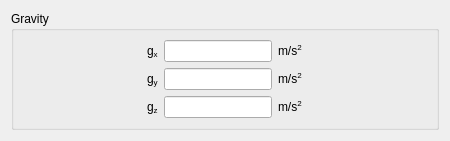
Above: gui/Pages/BodyForcesForm.ui from code-saturne/code_saturne before the change. Below: the same form after it.
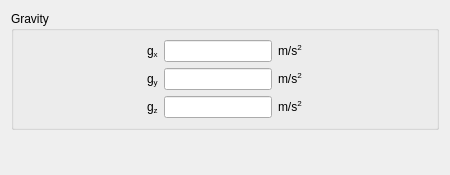
That is the form after the change.

```diff
--- a/gui/Pages/BodyForcesForm.ui
+++ b/gui/Pages/BodyForcesForm.ui
@@ -7,7 +7,7 @@
     <x>0</x>
     <y>0</y>
     <width>450</width>
-    <height>130</height>
+    <height>175</height>
    </rect>
   </property>
   <property name="minimumSize">
```
Left out of the diff: 27 changed lines with no effect on the pictures.
